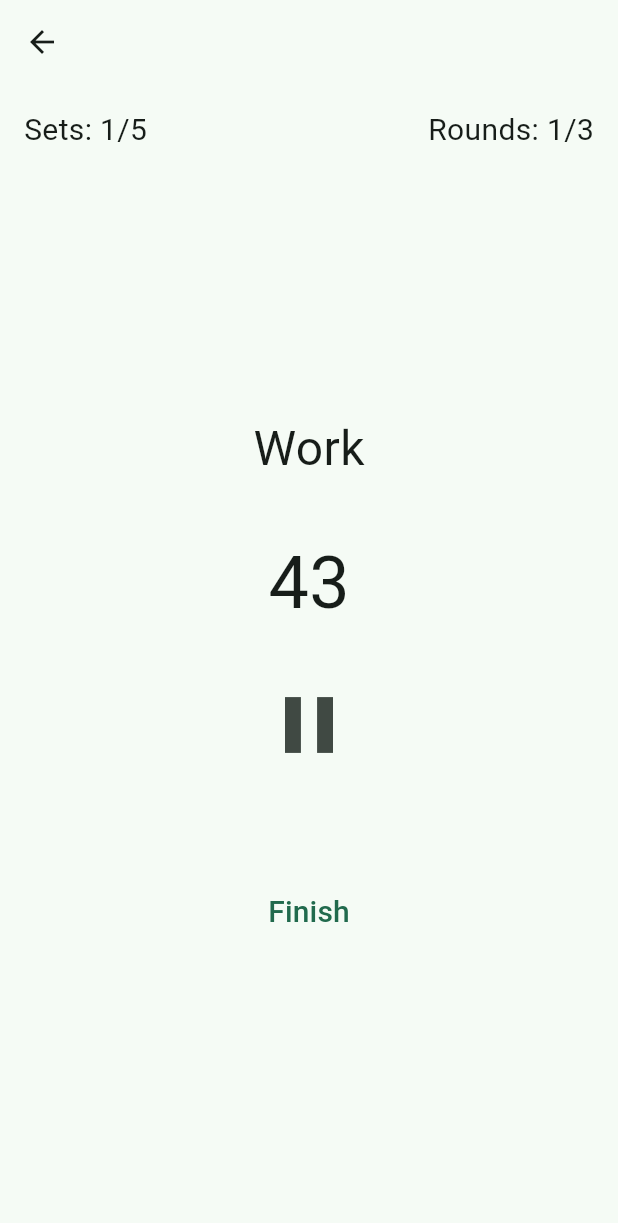
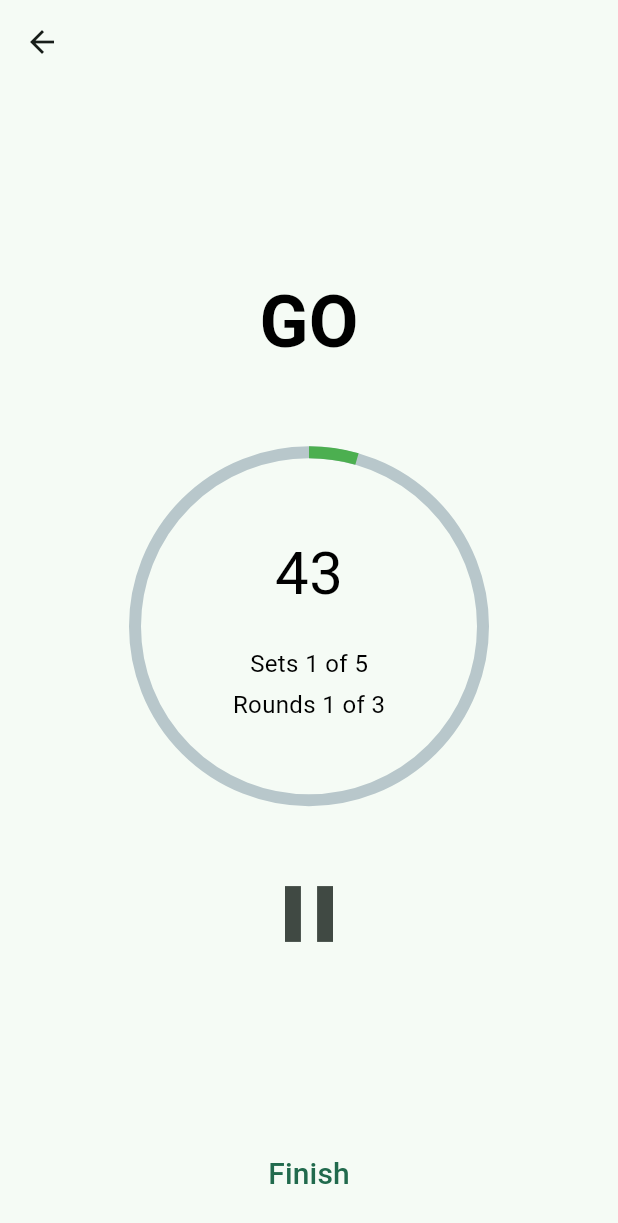
Before and after one commit to pechischev/workout_timer, a Flutter app: the screen it shows after launch, after a tap on "Start", on a phone screen of 412 x 824 dp. Shown: the top 1223 px of the screen. Run offline on Flutter 3.47's test engine with Material 2 defaults, Android fonts, the phone set to English and light mode, and no system bars; drawn by our look-alikes of percent_indicator; our stand-ins replace flutter_bloc, freezed_annotation, hydrated_bloc, reactive_forms, rxdart, vibration; generated files the repository leaves out were written again.

Commit message:
updated timer layout

```diff
--- a/lib/helpers/timer.dart
+++ b/lib/helpers/timer.dart
@@ -3,6 +3,12 @@ import 'dart:math';
 
 import 'package:flutter/foundation.dart';
 import 'package:rxdart/rxdart.dart';
+
+enum WatchTimerState {
+  running,
+  paused,
+  stopped,
+}
 
 class WatchTimer {
   final Function(Duration)? onChange;
@@ -16,6 +22,8 @@ class WatchTimer {
   final PublishSubject<Duration> _elapsedTime = PublishSubject<Duration>();
   final BehaviorSubject<Duration> _timeController =
       BehaviorSubject<Duration>.seeded(const Duration());
+  final BehaviorSubject<WatchTimerState> _stateController =
+      BehaviorSubject<WatchTimerState>.seeded(WatchTimerState.stopped);
 
   WatchTimer({
     Duration time = const Duration(),
@@ -33,8 +41,9 @@ class WatchTimer {
   }
 
   ValueStream<Duration> get time => _timeController;
+  ValueStream<WatchTimerState> get state => _stateController;
 
-  bool get isRunning => _timer != null && _timer!.isActive;
+  bool get _isRunning => _timer != null && _timer!.isActive;
 
   Duration get _currentTime =>
       Duration(milliseconds: DateTime.now().millisecondsSinceEpoch);
@@ -44,7 +53,7 @@ class WatchTimer {
   }
 
   void start() {
-    if (!isRunning) {
+    if (!_isRunning) {
       _startTime = _currentTime;
       _timer = Timer.periodic(const Duration(milliseconds: 1), (Timer timer) {
         final passedTime = _currentTime - _startTime + _stopTime;
@@ -57,21 +66,23 @@ class WatchTimer {
           stop();
         }
       });
+      _stateController.add(WatchTimerState.running);
     }
   }
 
   void pause() {
-    if (!isRunning) {
+    if (!_isRunning) {
       return;
     }
 
     _timer!.cancel();
     _timer = null;
     _stopTime = _currentTime - _startTime;
+    _stateController.add(WatchTimerState.paused);
   }
 
   void stop() {
-    if (!isRunning) {
+    if (!_isRunning) {
       return;
     }
 
@@ -84,10 +95,11 @@ class WatchTimer {
 
     _startTime = const Duration();
     _stopTime = const Duration();
+    _stateController.add(WatchTimerState.stopped);
   }
 
   void restart() {
-    if (isRunning) {
+    if (_isRunning) {
       stop();
     }
 
@@ -109,6 +121,7 @@ class WatchTimer {
     await Future.wait<void>([
       _elapsedTime.close(),
       _timeController.close(),
+      _stateController.close(),
     ]);
   }
 }
--- a/lib/pages/workout_screen.dart
+++ b/lib/pages/workout_screen.dart
@@ -1,7 +1,9 @@
 import 'package:flutter/material.dart';
 import 'package:flutter_bloc/flutter_bloc.dart';
+import 'package:my_train_clock/helpers/timer.dart';
 import 'package:my_train_clock/state/state.dart';
 import 'package:my_train_clock/ui/widgets.dart';
+import 'package:percent_indicator/percent_indicator.dart';
 
 class WorkoutScreen extends StatelessWidget {
   const WorkoutScreen({super.key});
@@ -11,151 +13,207 @@ class WorkoutScreen extends StatelessWidget {
     return BlocProvider(
       create: (BuildContext context) =>
           WorkoutBloc(context.read<SettingsBloc>().state),
-      child: _Content(),
-    );
-  }
-}
-
-// TODO: split page on states widgets
-class _Content extends StatelessWidget {
-  @override
-  Widget build(BuildContext context) {
-    return Layout(
+      child: Layout(
         appbar: const CustomNavigationBar(),
-      body: Center(
-        child: Column(
-          children: [
-            BlocBuilder<WorkoutBloc, WorkoutState>(
+        body: BlocBuilder<WorkoutBloc, WorkoutState>(
           builder: (context, state) {
             return state.maybeMap(
-                  running: (value) => _WorkoutInformationWidget(
-                    set: value.currentSet,
-                    round: value.currentRound,
+              running: (value) => _WorkoutRunning(
+                currentSet: value.currentSet,
+                currentRound: value.currentRound,
+                type: value.type,
               ),
-                  paused: (value) => _WorkoutInformationWidget(
-                    set: value.currentSet,
-                    round: value.currentRound,
-                  ),
-                  orElse: () => const SizedBox(height: 23),
+              finished: (value) => _WorkoutFinished(),
+              orElse: () => Container(),
             );
           },
-            ),
-            Expanded(
-              child: Column(
-                mainAxisAlignment: MainAxisAlignment.center,
-                children: [
-                  BlocBuilder<WorkoutBloc, WorkoutState>(
-                    builder: (context, state) {
-                      final label = state.maybeMap(
-                        running: (value) => value.type.name,
-                        paused: (value) => value.type.name,
-                        orElse: () => "You've done the workout",
-                      );
-                      return Text(
-                        label,
-                        style: const TextStyle(
-                          fontSize: 32,
-                        ),
-                      );
-                    },
-                  ),
-                  const SizedBox(height: 32),
-                  StreamBuilder(
-                    stream: context.read<WorkoutBloc>().time,
-                    builder: (context, snap) {
-                      final value = snap.data ?? const Duration();
-
-                      return Text(
-                        value.inSeconds.toString(),
-                        style: const TextStyle(
-                          fontSize: 48,
-                        ),
-                      );
-                    },
-                  ),
-                  const SizedBox(height: 20),
-                  BlocBuilder<WorkoutBloc, WorkoutState>(
-                    builder: (context, state) {
-                      final bloc = context.read<WorkoutBloc>();
-
-                      return state.maybeMap(
-                        running: (_) => _TimerButton(
-                          icon: Icons.pause,
-                          onTap: () => bloc.add(const WorkoutEvent.pause()),
-                        ),
-                        paused: (_) => _TimerButton(
-                          icon: Icons.play_arrow,
-                          onTap: () => bloc.add(const WorkoutEvent.proceed()),
-                        ),
-                        orElse: () => const SizedBox(height: 64),
-                      );
-                    },
-                  ),
-                  const SizedBox(height: 60),
-                  BlocBuilder<WorkoutBloc, WorkoutState>(
-                    builder: (context, state) {
-                      return state.maybeMap(
-                        finished: (_) => Button(
-                          'Back',
-                          onPressed: () => Navigator.pop(context),
-                        ),
-                        orElse: () => Button(
-                          'Finish',
-                          onPressed: () => context
-                              .read<WorkoutBloc>()
-                              .add(const WorkoutEvent.finish()),
-                        ),
-                      );
-                    },
-                  ),
-                ],
-              ),
-            )
-          ],
         ),
       ),
     );
   }
 }
 
-class _WorkoutInformationWidget extends StatelessWidget {
-  final int set;
-  final int round;
+/// screen states
 
-  const _WorkoutInformationWidget({required this.set, required this.round});
+// TODO: refactoring
+class _WorkoutRunning extends StatelessWidget {
+  final int currentSet;
+  final int currentRound;
+  final WorkoutType type;
+
+  const _WorkoutRunning({
+    required this.currentSet,
+    required this.currentRound,
+    required this.type,
+  });
+
+  final double diagramSize = 240;
 
   @override
   Widget build(BuildContext context) {
+    return Center(
+      child: Column(
+        children: [
+          Expanded(
+            child: Column(
+              mainAxisAlignment: MainAxisAlignment.center,
+              children: [
+                TextWidget(
+                  type.name.toUpperCase(),
+                  size: TextSize.s48,
+                  weight: TextWeight.semibold,
+                ),
+                const SizedBox(height: 48),
+                StreamBuilder(
+                  stream: context.read<WorkoutBloc>().time,
+                  builder: (context, snap) {
                     final settingsState = context.watch<SettingsBloc>().state;
+                    final time = snap.data ?? const Duration();
+                    final isDoing = type == WorkoutType.doing;
+                    final allTime = isDoing
+                        ? settingsState.timeWork
+                        : settingsState.timeRest;
 
-    return Row(
+                    final percent = 1 - (time.inSeconds / allTime.inSeconds);
+
+                    return SizedBox(
+                      height: diagramSize,
+                      child: CircularPercentIndicator(
+                        radius: diagramSize / 2,
+                        lineWidth: 8.0,
+                        percent: percent,
+                        animation: true,
+                        animateFromLastPercent: true,
+                        progressColor: isDoing ? Colors.green : Colors.blue,
+                        center: Column(
+                          mainAxisAlignment: MainAxisAlignment.center,
                           children: [
-        Text(
-          'Sets: $set/${settingsState.countSets}',
-          style: const TextStyle(fontSize: 20),
+                            TextWidget(
+                              time.inSeconds.toString(),
+                              size: TextSize.s40,
                             ),
-        const Spacer(),
-        Text(
-          'Rounds: $round/${settingsState.countRounds}',
-          style: const TextStyle(fontSize: 20),
+                            const SizedBox(height: 20),
+                            TextWidget(
+                              'Sets $currentSet of ${settingsState.countSets}',
+                            ),
+                            const SizedBox(height: 4),
+                            TextWidget(
+                              'Rounds $currentRound of ${settingsState.countRounds}',
+                            ),
+                          ],
+                        ),
+                      ),
+                    );
+                  },
+                ),
+                const SizedBox(height: 32),
+                _WorkoutTimerButton(),
+              ],
+            ),
+          ),
+          Button(
+            'Finish',
+            onPressed: () => _finishWorkout(context),
+          ),
+        ],
+      ),
+    );
+  }
+
+  void _finishWorkout(BuildContext context) async {
+    context.read<WorkoutBloc>().add(const WorkoutEvent.pause());
+
+    showDialog<bool>(
+      context: context,
+      builder: (_) => _FinishAgreementDialog(
+        onAgree: () {
+          context.read<WorkoutBloc>().add(const WorkoutEvent.finish());
+          Navigator.pop(context);
+        },
+        onDisagree: () {
+          context.read<WorkoutBloc>().add(const WorkoutEvent.proceed());
+        },
+      ),
+    );
+  }
+}
+
+class _WorkoutFinished extends StatelessWidget {
+  @override
+  Widget build(BuildContext context) {
+    return const Center(
+      child: TextWidget(
+        "Congratulations!\nYou've finished your workout",
+        size: TextSize.s24,
+        textAlign: TextAlign.center,
+      ),
+    );
+  }
+}
+
+/// widgets
+
+class _FinishAgreementDialog extends StatelessWidget {
+  final Function() onAgree;
+  final Function() onDisagree;
+
+  const _FinishAgreementDialog({
+    required this.onAgree,
+    required this.onDisagree,
+  });
+
+  @override
+  Widget build(BuildContext context) {
+    return AlertDialog(
+      title: const Text('Are you really finish your workout?'),
+      actions: <Widget>[
+        TextButton(
+          child: const Text('No'),
+          onPressed: () {
+            Navigator.of(context).pop();
+            onDisagree();
+          },
+        ),
+        TextButton(
+          child: const Text('Yes'),
+          onPressed: () {
+            Navigator.of(context).pop();
+            onAgree();
+          },
         ),
       ],
     );
   }
 }
 
-class _TimerButton extends StatelessWidget {
-  final Function onTap;
-  final IconData icon;
-
-  const _TimerButton({required this.onTap, required this.icon});
+class _WorkoutTimerButton extends StatelessWidget {
+  final icons = {
+    WatchTimerState.running: Icons.pause,
+    WatchTimerState.paused: Icons.play_arrow
+  };
 
   @override
   Widget build(BuildContext context) {
+    return StreamBuilder(
+      stream: context.read<WorkoutBloc>().timerState,
+      builder: (context, snap) {
+        final bloc = context.watch<WorkoutBloc>();
+        final isTimerRunning = snap.data == WatchTimerState.running;
+
+        final icon = icons.putIfAbsent(
+            snap.data ?? WatchTimerState.running, () => Icons.pause);
+
         return IconButton(
           iconSize: 64,
-      onPressed: () => onTap(),
+          onPressed: () {
+            final action = isTimerRunning
+                ? const WorkoutEvent.pause()
+                : const WorkoutEvent.proceed();
+            bloc.add(action);
+          },
           icon: Icon(icon, size: 64),
+        );
+      },
     );
   }
 }
--- a/lib/state/workout/workout_bloc.dart
+++ b/lib/state/workout/workout_bloc.dart
@@ -32,7 +32,7 @@ class WorkoutEvent with _$WorkoutEvent {
 
 enum WorkoutType {
   resting('Rest'),
-  doing('Work');
+  doing('Go');
 
   const WorkoutType(this.name);
 
@@ -52,14 +52,6 @@ class WorkoutState with _$WorkoutState {
     required int currentRound,
     @Default(WorkoutType.doing) WorkoutType type,
   }) = _RunningState;
-
-  @Assert('currentSet > 0')
-  @Assert('currentRound > 0')
-  factory WorkoutState.paused({
-    required int currentSet,
-    required int currentRound,
-    required WorkoutType type,
-  }) = _PausedState;
 
   const factory WorkoutState.finished() = _FinishedState;
 }
@@ -104,6 +96,8 @@ class WorkoutBloc extends Bloc<WorkoutEvent, WorkoutState> {
 
   Stream<Duration> get time => _timer.time;
 
+  Stream<WatchTimerState> get timerState => _timer.state;
+
   Future<void> _start(_StartEvent event, Emitter<WorkoutState> emitter) async {
     emitter(WorkoutState.running(
       currentSet: 1,
@@ -115,7 +109,9 @@ class WorkoutBloc extends Bloc<WorkoutEvent, WorkoutState> {
   }
 
   Future<void> _finish(
-      _FinishEvent event, Emitter<WorkoutState> emitter) async {
+    _FinishEvent event,
+    Emitter<WorkoutState> emitter,
+  ) async {
     emitter(const WorkoutState.finished());
     _timer.stop();
     _timer.setTime(settings.timeWork);
@@ -124,11 +120,6 @@ class WorkoutBloc extends Bloc<WorkoutEvent, WorkoutState> {
   Future<void> _pause(_PauseEvent event, Emitter<WorkoutState> emitter) async {
     state.maybeWhen(
       running: (currentSet, currentRound, type) {
-        emitter(WorkoutState.paused(
-          currentSet: currentSet,
-          currentRound: currentRound,
-          type: type,
-        ));
         _timer.pause();
       },
       orElse: () {},
@@ -136,14 +127,11 @@ class WorkoutBloc extends Bloc<WorkoutEvent, WorkoutState> {
   }
 
   Future<void> _continue(
-      _ProceedEvent event, Emitter<WorkoutState> emitter) async {
+    _ProceedEvent event,
+    Emitter<WorkoutState> emitter,
+  ) async {
     state.maybeWhen(
-      paused: (currentSet, currentRound, type) {
-        emitter(WorkoutState.running(
-          currentSet: currentSet,
-          currentRound: currentRound,
-          type: type,
-        ));
+      running: (currentSet, currentRound, type) {
         _timer.start();
       },
       orElse: () {},
--- a/lib/ui/components/text.dart
+++ b/lib/ui/components/text.dart
@@ -7,7 +7,10 @@ enum TextSize {
   s18,
   s20,
   s24,
+  s28,
+  s32,
   s40,
+  s48,
 }
 
 enum TextWeight {
@@ -66,7 +69,10 @@ extension TextSizeExt on TextSize {
       TextSize.s18: 18.0,
       TextSize.s20: 20.0,
       TextSize.s24: 24.0,
+      TextSize.s28: 28.0,
+      TextSize.s32: 32.0,
       TextSize.s40: 40.0,
+      TextSize.s48: 48.0,
     };
 
     return sizes[this] ?? 16.0;
--- a/pubspec.yaml
+++ b/pubspec.yaml
@@ -50,6 +50,7 @@ dependencies:
 
   # ui
   cupertino_icons: 1.0.2
+  percent_indicator: 4.0.1
 
   # other
   rxdart: 0.27.7
```
Also changed, not shown: pubspec.lock. Lines whose indentation alone changed are shown as unchanged.
